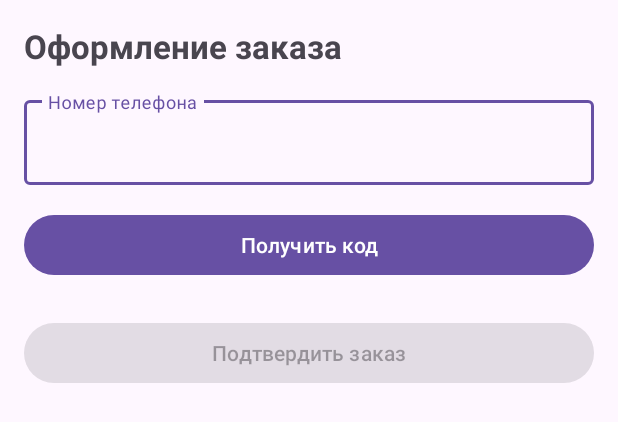
After one commit to itzHiti/FinalAndroid2025, an Android app: the layout activity_checkout_fragment.xml on its own in the app's theme, with its tools: preview values and no code run, on a phone screen of 412 x 824 dp. The commit adds this screen. Shown: the top 422 px of the screen. Run offline under Robolectric (Android 15) with nearby library versions, the phone set to English and light mode, and no system bars.

Commit message:
игорь лох

```diff
--- a/app/src/main/java/kz/itzhiti/donernaabaya/CheckoutFragment.java
+++ /dev/null
@@ -1,4 +0,0 @@
-package kz.itzhiti.donernaabaya;
-
-public class CheckoutFragment {
-}
--- /dev/null
+++ b/app/src/main/res/layout/activity_checkout_fragment.xml
@@ -0,0 +1,119 @@
+<?xml version="1.0" encoding="utf-8"?>
+<ScrollView xmlns:android="http://schemas.android.com/apk/res/android"
+    xmlns:app="http://schemas.android.com/apk/res-auto"
+    android:layout_width="match_parent"
+    android:layout_height="match_parent"
+    android:padding="16dp">
+
+    <LinearLayout
+        android:orientation="vertical"
+        android:layout_width="match_parent"
+        android:layout_height="wrap_content">
+
+        <!-- Заголовок -->
+        <TextView
+            android:id="@+id/tvCheckoutTitle"
+            android:layout_width="wrap_content"
+            android:layout_height="wrap_content"
+            android:text="Оформление заказа"
+            android:textSize="22sp"
+            android:textStyle="bold"
+            android:layout_marginBottom="16dp" />
+
+        <!-- Поле телефона -->
+        <com.google.android.material.textfield.TextInputLayout
+            android:id="@+id/tilPhone"
+            android:layout_width="match_parent"
+            android:layout_height="wrap_content"
+            android:hint="Номер телефона">
+
+            <com.google.android.material.textfield.TextInputEditText
+                android:id="@+id/etPhone"
+                android:layout_width="match_parent"
+                android:layout_height="wrap_content"
+                android:inputType="phone"
+                android:maxLines="1"
+                android:focusable="true"
+                android:focusableInTouchMode="true"
+                android:clickable="true" />
+        </com.google.android.material.textfield.TextInputLayout>
+
+        <!-- Кнопка отправить код -->
+        <com.google.android.material.button.MaterialButton
+            android:id="@+id/btnSendCode"
+            android:layout_width="match_parent"
+            android:layout_height="wrap_content"
+            android:layout_marginTop="16dp"
+            android:text="Получить код" />
+
+        <!-- Подсказка -->
+        <TextView
+            android:id="@+id/tvCodeHint"
+            android:layout_width="wrap_content"
+            android:layout_height="wrap_content"
+            android:text="Введите код из SMS"
+            android:layout_marginTop="24dp"
+            android:visibility="gone"/>
+
+        <!-- 4 поля для кода -->
+        <LinearLayout
+            android:id="@+id/codeContainer"
+            android:layout_width="match_parent"
+            android:layout_height="wrap_content"
+            android:orientation="horizontal"
+            android:gravity="center"
+            android:layout_marginTop="8dp"
+            android:visibility="gone">
+
+            <EditText
+                android:id="@+id/etCode1"
+                android:layout_width="48dp"
+                android:layout_height="48dp"
+                android:gravity="center"
+                android:inputType="number"
+                android:maxLength="1"
+                android:textSize="20sp" />
+
+            <EditText
+                android:id="@+id/etCode2"
+                android:layout_width="48dp"
+                android:layout_height="48dp"
+                android:layout_marginStart="8dp"
+                android:gravity="center"
+                android:inputType="number"
+                android:maxLength="1"
+                android:textSize="20sp" />
+
+            <EditText
+                android:id="@+id/etCode3"
+                android:layout_width="48dp"
+                android:layout_height="48dp"
+                android:layout_marginStart="8dp"
+                android:gravity="center"
+                android:inputType="number"
+                android:maxLength="1"
+                android:textSize="20sp" />
+
+            <EditText
+                android:id="@+id/etCode4"
+                android:layout_width="48dp"
+                android:layout_height="48dp"
+                android:layout_marginStart="8dp"
+                android:gravity="center"
+                android:inputType="number"
+                android:maxLength="1"
+                android:textSize="20sp" />
+        </LinearLayout>
+
+        <!-- Кнопка подтвердить заказ -->
+        <com.google.android.material.button.MaterialButton
+            android:id="@+id/btnConfirmOrder"
+            android:layout_width="match_parent"
+            android:layout_height="wrap_content"
+            android:layout_marginTop="24dp"
+            android:text="Подтвердить заказ"
+            android:enabled="false" />
+
+    </LinearLayout>
+
+</ScrollView>
```
Also changed, not shown: app/src/main/java/kz/itzhiti/donernaabaya/BasketFragment.kt (+14 -0 lines), app/src/main/java/kz/itzhiti/donernaabaya/CheckoutFragment.kt (added, +106 -0 lines), app/src/main/res/navigation/nav_graph.xml (+13 -1 lines).
